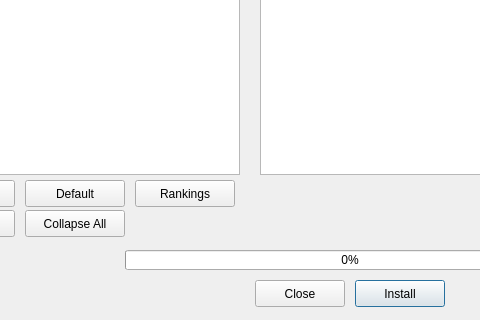
First picture: the form in UI/install2.ui, repository ainfosec/FISSURE, before the edit; both pictures show x 110 to 590 and y 310 to 630 of the 920 by 630 pixel window.
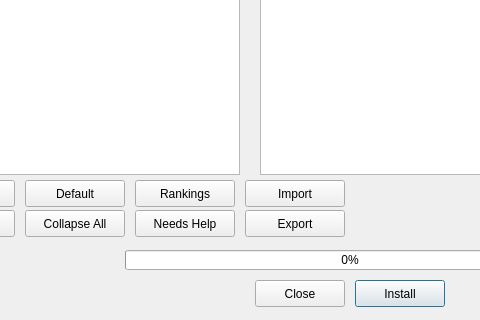
Second picture: the form after the edit. Icons and pictures are not drawn.

Commit message: Import/Export installer software setups

The edit to the form file:
```diff
--- a/UI/install2.ui
+++ b/UI/install2.ui
@@ -235,6 +235,45 @@
     <set>Qt::AlignCenter</set>
    </property>
   </widget>
+  <widget class="QPushButton" name="pushButton_needs_help">
+   <property name="geometry">
+    <rect>
+     <x>245</x>
+     <y>520</y>
+     <width>100</width>
+     <height>27</height>
+    </rect>
+   </property>
+   <property name="text">
+    <string>Needs Help</string>
+   </property>
+  </widget>
+  <widget class="QPushButton" name="pushButton_import">
+   <property name="geometry">
+    <rect>
+     <x>355</x>
+     <y>490</y>
+     <width>100</width>
+     <height>27</height>
+    </rect>
+   </property>
+   <property name="text">
+    <string>Import</string>
+   </property>
+  </widget>
+  <widget class="QPushButton" name="pushButton_export">
+   <property name="geometry">
+    <rect>
+     <x>355</x>
+     <y>520</y>
+     <width>100</width>
+     <height>27</height>
+    </rect>
+   </property>
+   <property name="text">
+    <string>Export</string>
+   </property>
+  </widget>
   <zorder>treeWidget_software</zorder>
   <zorder>pushButton_ok</zorder>
   <zorder>pushButton_cancel</zorder>
```
Left out of the diff: 3 changed lines with no effect on the pictures. The commit also changes 10 other files.
